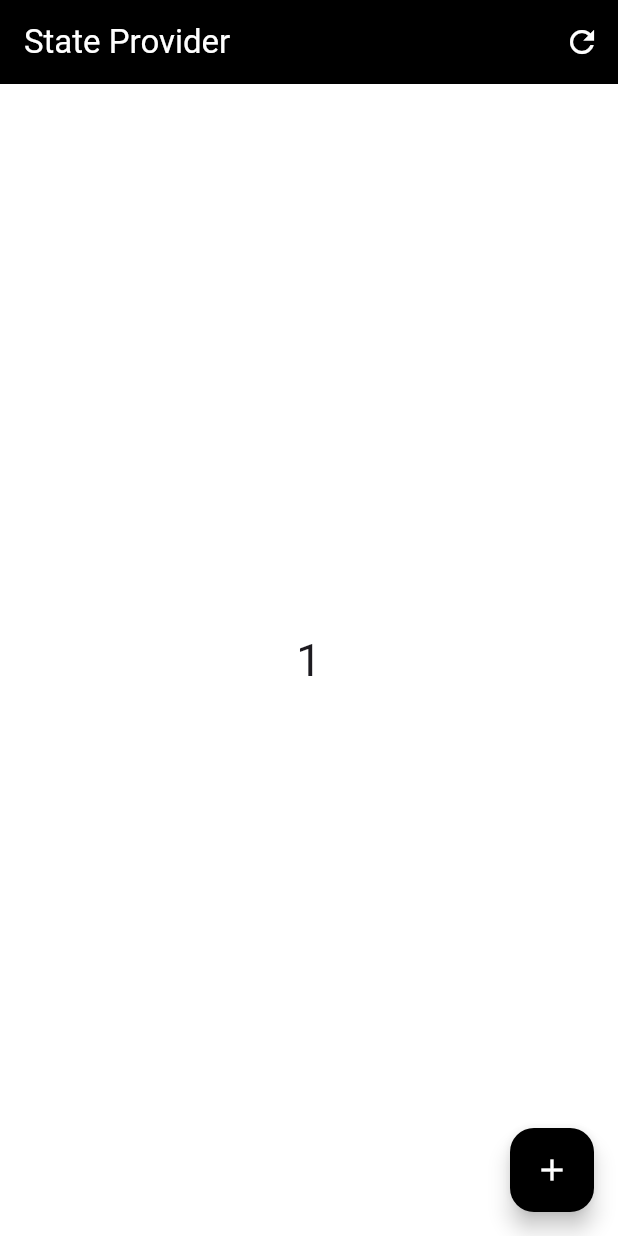
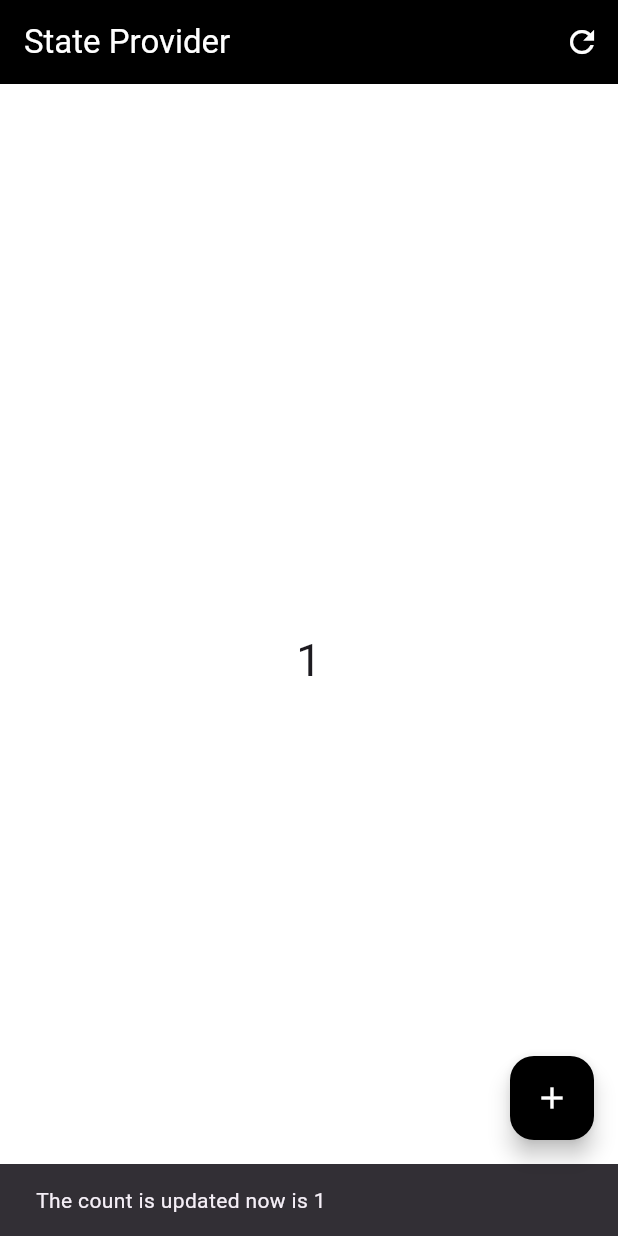
Before and after one commit to ajayrana78767/Riverpod-Learning, a Flutter app: the screen it shows after launch, after a tap on the "add" icon, on a phone screen of 412 x 824 dp. Run offline on Flutter 3.47's test engine with Material 3 defaults, Android fonts, the phone set to English and light mode, and no system bars; our stand-ins replace flutter_riverpod.

```diff
--- a/lib/main.dart
+++ b/lib/main.dart
@@ -84,6 +84,17 @@ class MyHomePage extends ConsumerWidget {
   @override
   Widget build(BuildContext context, WidgetRef ref) {
     final count = ref.watch(counterProvider);
+    ref.listen(counterProvider, (previous, next) {
+      if (next == 10) {
+        ScaffoldMessenger.of(
+          context,
+        ).showSnackBar(SnackBar(content: Text('The value is $next')));
+      } else {
+        ScaffoldMessenger.of(context).showSnackBar(
+          SnackBar(content: Text('The count is updated now is $next')),
+        );
+      }
+    });
     debugPrint('Full screen is builded.....');
     return Scaffold(
       backgroundColor: Colors.white,
```
